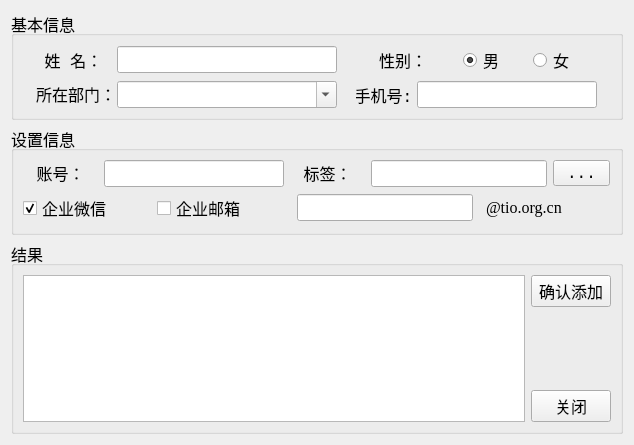
This is myObject/new.ui in hysspoluo/wework2 as Qt 5 draws it before an edit. The edited form follows.
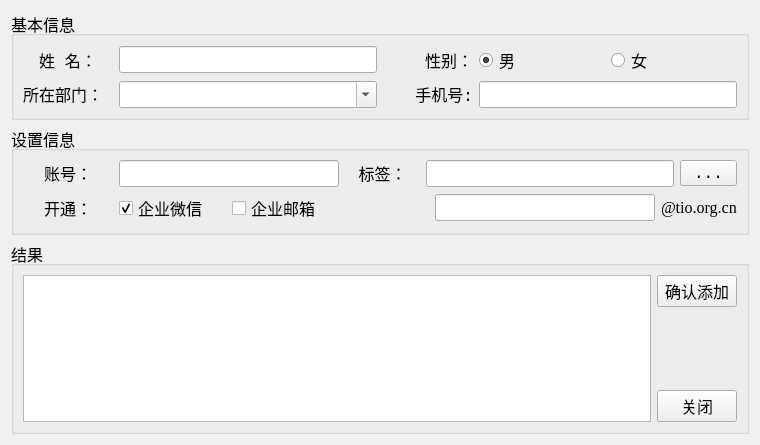
This is the edited form.

The edit to the form file:
```diff
--- a/myObject/new.ui
+++ b/myObject/new.ui
@@ -6,7 +6,7 @@
    <rect>
     <x>0</x>
     <y>0</y>
-    <width>634</width>
+    <width>736</width>
     <height>445</height>
    </rect>
   </property>
@@ -31,20 +31,20 @@
         <item>
          <widget class="QLabel" name="label_phone">
           <property name="sizePolicy">
-           <sizepolicy hsizetype="Fixed" vsizetype="Preferred">
+           <sizepolicy hsizetype="Fixed" vsizetype="Fixed">
             <horstretch>0</horstretch>
             <verstretch>0</verstretch>
            </sizepolicy>
           </property>
           <property name="minimumSize">
            <size>
-            <width>55</width>
+            <width>90</width>
             <height>0</height>
            </size>
           </property>
           <property name="maximumSize">
            <size>
-            <width>55</width>
+            <width>16777215</width>
             <height>16777215</height>
            </size>
           </property>
@@ -57,27 +57,27 @@
            <string>手机号:</string>
           </property>
           <property name="alignment">
-           <set>Qt::AlignCenter</set>
+           <set>Qt::AlignRight|Qt::AlignTrailing|Qt::AlignVCenter</set>
           </property>
          </widget>
         </item>
         <item>
          <widget class="QLineEdit" name="lineEdit_phone">
           <property name="sizePolicy">
-           <sizepolicy hsizetype="Fixed" vsizetype="Fixed">
+           <sizepolicy hsizetype="Preferred" vsizetype="Fixed">
             <horstretch>0</horstretch>
             <verstretch>0</verstretch>
            </sizepolicy>
           </property>
           <property name="minimumSize">
            <size>
-            <width>180</width>
+            <width>220</width>
             <height>0</height>
            </size>
           </property>
           <property name="maximumSize">
            <size>
-            <width>180</width>
+            <width>16777215</width>
             <height>16777215</height>
            </size>
           </property>
@@ -102,13 +102,13 @@
           </property>
           <property name="minimumSize">
            <size>
-            <width>75</width>
+            <width>90</width>
             <height>0</height>
            </size>
           </property>
           <property name="maximumSize">
            <size>
-            <width>75</width>
+            <width>16777215</width>
             <height>16777215</height>
            </size>
           </property>
@@ -123,7 +123,7 @@
         <item>
          <widget class="QComboBox" name="comboBox_department">
           <property name="sizePolicy">
-           <sizepolicy hsizetype="Fixed" vsizetype="Fixed">
+           <sizepolicy hsizetype="Preferred" vsizetype="Fixed">
             <horstretch>0</horstretch>
             <verstretch>0</verstretch>
            </sizepolicy>
@@ -136,7 +136,7 @@
           </property>
           <property name="maximumSize">
            <size>
-            <width>220</width>
+            <width>16777215</width>
             <height>16777215</height>
            </size>
           </property>
@@ -164,13 +164,13 @@
           </property>
           <property name="minimumSize">
            <size>
-            <width>55</width>
+            <width>90</width>
             <height>0</height>
            </size>
           </property>
           <property name="maximumSize">
            <size>
-            <width>55</width>
+            <width>16777215</width>
             <height>16777215</height>
            </size>
           </property>
@@ -178,14 +178,14 @@
            <string>性别：</string>
           </property>
           <property name="alignment">
-           <set>Qt::AlignLeading|Qt::AlignLeft|Qt::AlignVCenter</set>
+           <set>Qt::AlignRight|Qt::AlignTrailing|Qt::AlignVCenter</set>
           </property>
          </widget>
         </item>
         <item>
          <widget class="QRadioButton" name="radioButton_man">
           <property name="sizePolicy">
-           <sizepolicy hsizetype="Fixed" vsizetype="Fixed">
+           <sizepolicy hsizetype="Preferred" vsizetype="Fixed">
             <horstretch>0</horstretch>
             <verstretch>0</verstretch>
            </sizepolicy>
@@ -206,7 +206,7 @@
         <item>
          <widget class="QRadioButton" name="radioButton_woman">
           <property name="sizePolicy">
-           <sizepolicy hsizetype="Fixed" vsizetype="Fixed">
+           <sizepolicy hsizetype="Preferred" vsizetype="Fixed">
             <horstretch>0</horstretch>
             <verstretch>0</verstretch>
            </sizepolicy>
@@ -235,13 +235,13 @@
           </property>
           <property name="minimumSize">
            <size>
-            <width>75</width>
+            <width>90</width>
             <height>0</height>
            </size>
           </property>
           <property name="maximumSize">
            <size>
-            <width>75</width>
+            <width>16777215</width>
             <height>16777215</height>
            </size>
           </property>
@@ -261,7 +261,7 @@
         <item>
          <widget class="QLineEdit" name="lineEdit_name">
           <property name="sizePolicy">
-           <sizepolicy hsizetype="Fixed" vsizetype="Fixed">
+           <sizepolicy hsizetype="Preferred" vsizetype="Fixed">
             <horstretch>0</horstretch>
             <verstretch>0</verstretch>
            </sizepolicy>
@@ -274,7 +274,7 @@
           </property>
           <property name="maximumSize">
            <size>
-            <width>220</width>
+            <width>16777215</width>
             <height>16777215</height>
            </size>
           </property>
@@ -314,13 +314,13 @@
           </property>
           <property name="minimumSize">
            <size>
-            <width>75</width>
+            <width>90</width>
             <height>0</height>
            </size>
           </property>
           <property name="maximumSize">
            <size>
-            <width>75</width>
+            <width>16777215</width>
             <height>16777215</height>
            </size>
           </property>
@@ -335,20 +335,20 @@
         <item>
          <widget class="QLineEdit" name="lineEdit_id">
           <property name="sizePolicy">
-           <sizepolicy hsizetype="Fixed" vsizetype="Fixed">
+           <sizepolicy hsizetype="Preferred" vsizetype="Fixed">
             <horstretch>0</horstretch>
             <verstretch>0</verstretch>
            </sizepolicy>
           </property>
           <property name="minimumSize">
            <size>
-            <width>180</width>
+            <width>220</width>
             <height>0</height>
            </size>
           </property>
           <property name="maximumSize">
            <size>
-            <width>180</width>
+            <width>16777215</width>
             <height>16777215</height>
            </size>
           </property>
@@ -374,7 +374,7 @@
           </property>
           <property name="maximumSize">
            <size>
-            <width>75</width>
+            <width>16777215</width>
             <height>16777215</height>
            </size>
           </property>
@@ -389,11 +389,17 @@
         <item>
          <widget class="QLineEdit" name="lineEdit_tag">
           <property name="sizePolicy">
-           <sizepolicy hsizetype="Fixed" vsizetype="Fixed">
+           <sizepolicy hsizetype="Preferred" vsizetype="Fixed">
             <horstretch>0</horstretch>
             <verstretch>0</verstretch>
            </sizepolicy>
           </property>
+          <property name="minimumSize">
+           <size>
+            <width>180</width>
+            <height>0</height>
+           </size>
+          </property>
           <property name="alignment">
            <set>Qt::AlignLeading|Qt::AlignLeft|Qt::AlignVCenter</set>
           </property>
@@ -410,8 +416,36 @@
       </item>
       <item row="1" column="0">
        <layout class="QHBoxLayout" name="horizontalLayout_7">
+        <item>
+         <widget class="QLabel" name="label">
+          <property name="sizePolicy">
+           <sizepolicy hsizetype="Fixed" vsizetype="Fixed">
+            <horstretch>0</horstretch>
+            <verstretch>0</verstretch>
+           </sizepolicy>
+          </property>
+          <property name="minimumSize">
+           <size>
+            <width>90</width>
+            <height>0</height>
+           </size>
+          </property>
+          <property name="text">
+           <string>开通：</string>
+          </property>
+          <property name="alignment">
+           <set>Qt::AlignCenter</set>
+          </property>
+         </widget>
+        </item>
         <item>
          <widget class="QCheckBox" name="checkBox_wechat">
+          <property name="sizePolicy">
+           <sizepolicy hsizetype="Preferred" vsizetype="Fixed">
+            <horstretch>0</horstretch>
+            <verstretch>0</verstretch>
+           </sizepolicy>
+          </property>
           <property name="text">
            <string>企业微信</string>
           </property>
@@ -422,6 +456,12 @@
         </item>
         <item>
          <widget class="QCheckBox" name="checkBox_mail">
+          <property name="sizePolicy">
+           <sizepolicy hsizetype="Preferred" vsizetype="Fixed">
+            <horstretch>0</horstretch>
+            <verstretch>0</verstretch>
+           </sizepolicy>
+          </property>
           <property name="text">
            <string>企业邮箱</string>
           </property>
@@ -431,40 +471,6 @@
       </item>
       <item row="1" column="1">
        <layout class="QHBoxLayout" name="horizontalLayout_6">
-        <item>
-         <widget class="QLineEdit" name="lineEdit_mail">
-          <property name="enabled">
-           <bool>true</bool>
-          </property>
-          <property name="sizePolicy">
-           <sizepolicy hsizetype="Fixed" vsizetype="Fixed">
-            <horstretch>0</horstretch>
-            <verstretch>0</verstretch>
-           </sizepolicy>
-          </property>
-          <property name="alignment">
-           <set>Qt::AlignRight|Qt::AlignTrailing|Qt::AlignVCenter</set>
-          </property>
-         </widget>
-        </item>
-        <item>
-         <widget class="QLabel" name="label_mail_2">
-          <property name="sizePolicy">
-           <sizepolicy hsizetype="Fixed" vsizetype="Fixed">
-            <horstretch>0</horstretch>
-            <verstretch>0</verstretch>
-           </sizepolicy>
-          </property>
-          <property name="font">
-           <font>
-            <family>Times New Roman</family>
-           </font>
-          </property>
-          <property name="text">
-           <string>@tio.org.cn</string>
-          </property>
-         </widget>
-        </item>
         <item>
          <spacer name="horizontalSpacer">
           <property name="orientation">
@@ -475,12 +481,52 @@
           </property>
           <property name="sizeHint" stdset="0">
            <size>
-            <width>40</width>
+            <width>90</width>
             <height>20</height>
            </size>
           </property>
          </spacer>
         </item>
+        <item>
+         <widget class="QLineEdit" name="lineEdit_mail">
+          <property name="enabled">
+           <bool>true</bool>
+          </property>
+          <property name="sizePolicy">
+           <sizepolicy hsizetype="Preferred" vsizetype="Fixed">
+            <horstretch>0</horstretch>
+            <verstretch>0</verstretch>
+           </sizepolicy>
+          </property>
+          <property name="minimumSize">
+           <size>
+            <width>220</width>
+            <height>0</height>
+           </size>
+          </property>
+          <property name="alignment">
+           <set>Qt::AlignRight|Qt::AlignTrailing|Qt::AlignVCenter</set>
+          </property>
+         </widget>
+        </item>
+        <item>
+         <widget class="QLabel" name="label_mail_2">
+          <property name="sizePolicy">
+           <sizepolicy hsizetype="Fixed" vsizetype="Fixed">
+            <horstretch>0</horstretch>
+            <verstretch>0</verstretch>
+           </sizepolicy>
+          </property>
+          <property name="font">
+           <font>
+            <family>Times New Roman</family>
+           </font>
+          </property>
+          <property name="text">
+           <string>@tio.org.cn</string>
+          </property>
+         </widget>
+        </item>
        </layout>
       </item>
      </layout>
@@ -499,7 +545,11 @@
      </property>
      <layout class="QHBoxLayout" name="horizontalLayout_9">
       <item>
-       <widget class="QTextEdit" name="textEdit_result"/>
+       <widget class="QTextEdit" name="textEdit_result">
+        <property name="enabled">
+         <bool>true</bool>
+        </property>
+       </widget>
       </item>
       <item>
        <layout class="QVBoxLayout" name="verticalLayout_2">
```
